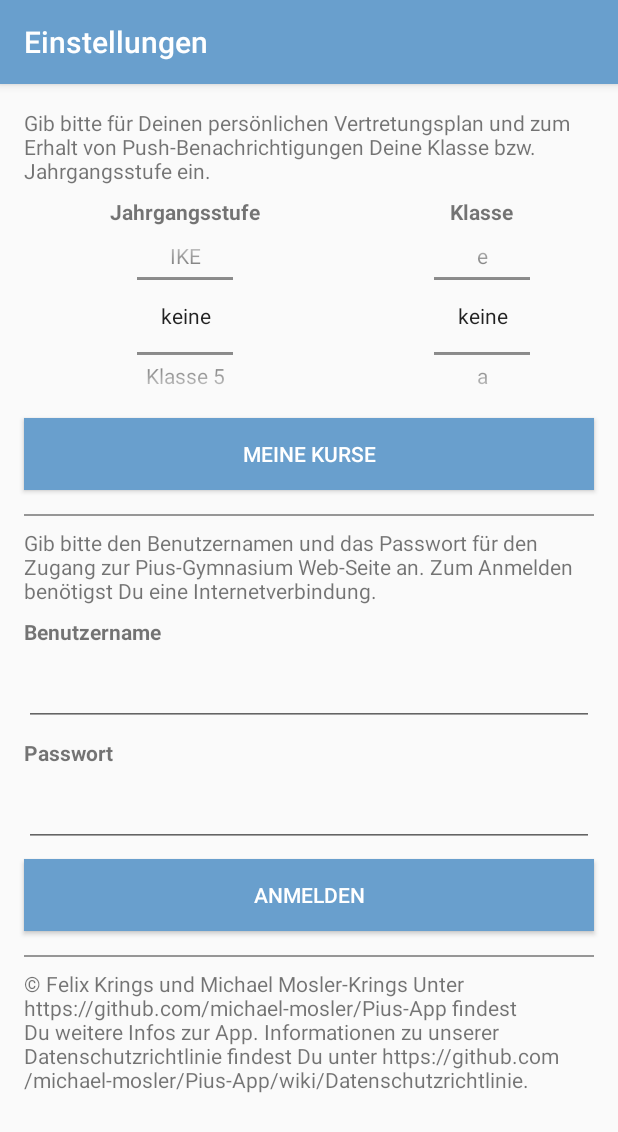
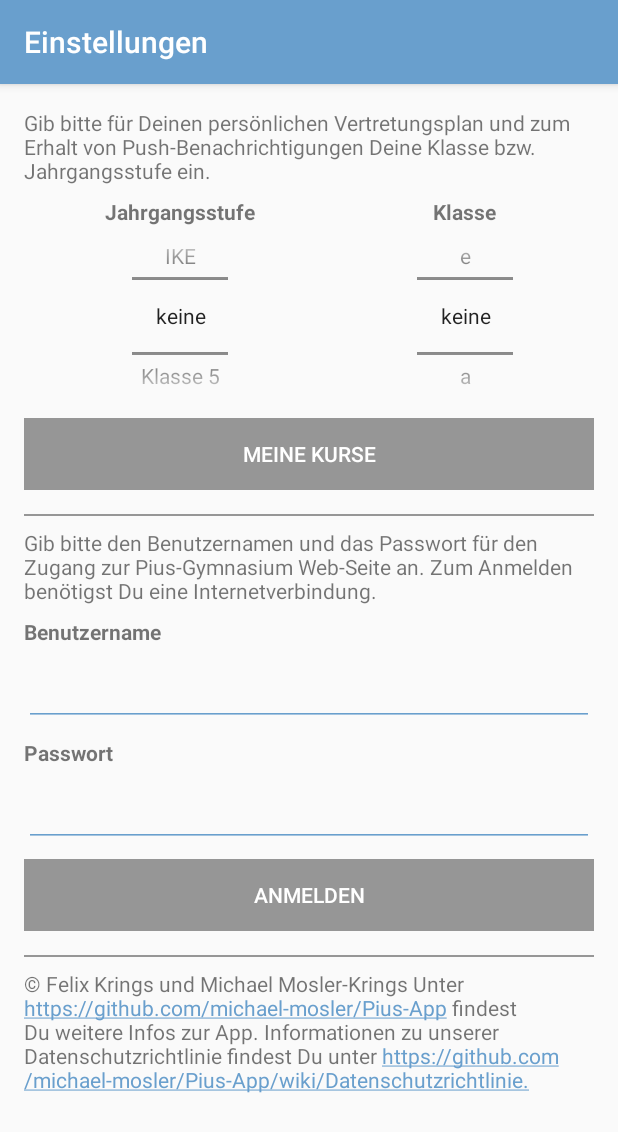
Before and after one commit to michael-mosler/Pius-App-for-Android, an Android app: the SettingsActivity screen opened directly, with no data from a screen before it, on a phone screen of 412 x 824 dp. Shown: the top 1132 px of the screen. Run offline under Robolectric (Android 15) with nearby library versions, the phone set to English and light mode, and no system bars.

Commit message:
Finished layout of settings view and started implementing view logic.

```diff
--- a/app/src/main/java/com/rmkrings/pius_app_for_android/SettingsActivity.java
+++ b/app/src/main/java/com/rmkrings/pius_app_for_android/SettingsActivity.java
@@ -1,15 +1,26 @@
 package com.rmkrings.pius_app_for_android;
 
+import android.content.Context;
 import android.support.v7.app.AppCompatActivity;
 import android.os.Bundle;
+import android.text.Editable;
+import android.text.TextWatcher;
+import android.view.View;
+import android.view.inputmethod.InputMethodManager;
 import android.widget.NumberPicker;
+import android.widget.EditText;
+import android.widget.Button;
 import com.rmkrings.helper.Config;
 
 public class SettingsActivity extends AppCompatActivity {
+    private EditText mUserName;
+    private EditText mPassword;
+    private Button mLoginButton;
+
+    private String sUserName = "";
+    private String sPassword = "";
 
     private void titlesForPicker(NumberPicker mPicker, String[] titles) {
-        Config config = new Config();
-
         mPicker.setMinValue(0);
         mPicker.setMaxValue(titles.length - 1);
         mPicker.setDisplayedValues(titles);
@@ -25,10 +36,60 @@ public class SettingsActivity extends AppCompatActivity {
         titlesForPicker((NumberPicker)findViewById(R.id.classPicker), config.getClasses());
     }
 
+    private void setLoginButtonState() {
+        boolean enabled = sUserName.length() > 0 && sPassword.length() > 0;
+        mLoginButton.setEnabled(enabled);
+
+    }
+
     @Override
     protected void onCreate(Bundle savedInstanceState) {
         super.onCreate(savedInstanceState);
         setContentView(R.layout.activity_settings);
+
+        mUserName = findViewById(R.id.username);
+        mPassword = findViewById(R.id.password);
+        mLoginButton = findViewById(R.id.login);
+
+        // Check if login button must be enabled or disabled while typing on username or
+        // password field.
+        mUserName.addTextChangedListener(new TextWatcher() {
+            @Override
+            public void beforeTextChanged(CharSequence s, int start, int count, int after) { }
+
+            @Override
+            public void onTextChanged(CharSequence s, int start, int before, int count) { }
+
+            @Override
+            public void afterTextChanged(Editable s) {
+                sUserName = mUserName.getText().toString();
+                setLoginButtonState();
+            }
+        });
+
+        mPassword.addTextChangedListener(new TextWatcher() {
+            @Override
+            public void beforeTextChanged(CharSequence s, int start, int count, int after) { }
+
+            @Override
+            public void onTextChanged(CharSequence s, int start, int before, int count) { }
+
+            @Override
+            public void afterTextChanged(Editable s) {
+                sPassword = mPassword.getText().toString();
+                setLoginButtonState();
+            }
+        });
+
+        // Hide soft keyboard when login button clicked.
+        mLoginButton.setOnClickListener(new View.OnClickListener() {
+            @Override
+            public void onClick(View v) {
+                InputMethodManager imm = (InputMethodManager)getSystemService(Context.INPUT_METHOD_SERVICE);
+                imm.hideSoftInputFromWindow(mLoginButton.getWindowToken(), 0);
+                imm.hideSoftInputFromWindow(mPassword.getWindowToken(), 0);
+            }
+        });
 
         setTitle("Einstellungen");
         titlesForGradePicker();
--- /dev/null
+++ b/app/src/main/res/drawable/button_default.xml
@@ -0,0 +1,7 @@
+<?xml version="1.0" encoding="utf-8"?>
+<selector xmlns:android="http://schemas.android.com/apk/res/android">
+    <item android:drawable="@color/colorEnabled" android:state_enabled="true" />
+    <item android:drawable="@color/colorDisabled" android:state_enabled="false" />
+    <!-- default state-->
+    <item android:drawable="@color/colorEnabled" />
+</selector>
--- a/app/src/main/res/layout/activity_settings.xml
+++ b/app/src/main/res/layout/activity_settings.xml
@@ -13,7 +13,9 @@
         <LinearLayout
             android:layout_width="match_parent"
             android:layout_height="wrap_content"
-            android:orientation="vertical" >
+            android:orientation="vertical"
+            android:focusable="true"
+            android:focusableInTouchMode="true">
 
             <TextView
                 android:id="@+id/textView2"
@@ -29,7 +31,7 @@
 
             <LinearLayout
                 android:id="@+id/linearLayout"
-                android:layout_width="395dp"
+                android:layout_width="match_parent"
                 android:layout_height="wrap_content"
                 android:layout_marginStart="16dp"
                 android:layout_marginTop="8dp"
@@ -90,13 +92,14 @@
             </LinearLayout>
 
             <Button
-                android:id="@+id/button"
+                android:id="@+id/mycourses"
                 android:layout_width="match_parent"
                 android:layout_height="wrap_content"
                 android:layout_marginStart="16dp"
                 android:layout_marginTop="8dp"
                 android:layout_marginEnd="16dp"
-                android:background="@color/colorPiusBlue"
+                android:background="@drawable/button_default"
+                android:enabled="false"
                 android:text="@string/button_mycourses"
                 android:textColor="@android:color/white"
                 app:layout_constraintEnd_toEndOf="parent"
@@ -128,10 +131,14 @@
                 android:layout_marginEnd="16dp"
                 android:layout_height="wrap_content"
                 android:text="@string/label_username"
+                android:labelFor="@id/username"
                 android:textStyle="bold" />
 
             <EditText
                 android:id="@+id/username"
+                android:singleLine="true"
+                android:textCursorDrawable="@null"
+                android:backgroundTint="@color/colorPiusBlue"
                 android:layout_width="match_parent"
                 android:layout_height="wrap_content"
                 android:layout_marginStart="16dp"
@@ -149,26 +156,32 @@
                 android:layout_marginTop="8dp"
                 android:layout_marginEnd="16dp"
                 android:text="@string/label_password"
+                android:labelFor="@id/password"
                 android:textStyle="bold" />
 
             <EditText
                 android:id="@+id/password"
+                android:textCursorDrawable="@null"
+                android:singleLine="true"
+                android:backgroundTint="@color/colorPiusBlue"
                 android:layout_width="match_parent"
                 android:layout_height="wrap_content"
                 android:layout_marginStart="16dp"
                 android:layout_marginTop="8dp"
                 android:layout_marginEnd="16dp"
                 android:ems="10"
-                android:inputType="textPassword" />
+                android:inputType="textPassword"
+                android:importantForAutofill="no" tools:targetApi="o" />
 
             <Button
-                android:id="@+id/button2"
+                android:id="@+id/login"
                 android:layout_width="match_parent"
                 android:layout_height="wrap_content"
                 android:layout_marginStart="16dp"
                 android:layout_marginTop="8dp"
                 android:layout_marginEnd="16dp"
-                android:background="@color/colorPiusBlue"
+                android:background="@drawable/button_default"
+                android:enabled="false"
                 android:text="@string/button_login"
                 android:textColor="@android:color/white" />
 
@@ -182,12 +195,14 @@
 
             <TextView
                 android:id="@+id/textView7"
+                android:autoLink="web"
                 android:layout_width="match_parent"
                 android:layout_height="wrap_content"
                 android:layout_marginStart="16dp"
                 android:layout_marginTop="8dp"
                 android:layout_marginEnd="16dp"
-                android:text="@string/label_copyright" />
+                android:text="@string/label_copyright"
+                android:textColorLink="@color/colorPiusBlue" />
         </LinearLayout>
     </ScrollView>
 
--- a/app/src/main/res/values/colors.xml
+++ b/app/src/main/res/values/colors.xml
@@ -4,4 +4,7 @@
     <color name="colorPrimaryDark">#00574B</color>
     <color name="colorAccent">#D81B60</color>
     <color name="colorPiusBlue">#699FCD</color>
+
+    <color name="colorEnabled">@color/colorPiusBlue</color>
+    <color name="colorDisabled">#969696</color>
 </resources>
```
